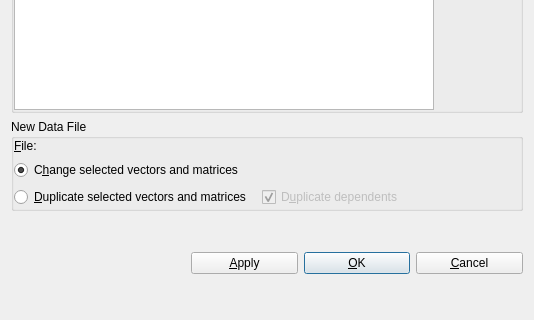
Kst-plot/kst, file src/libkstapp/changefiledialog.ui: the form before one commit; both pictures show x 0 to 534 and y 169 to 489 of the 534 by 489 pixel window.
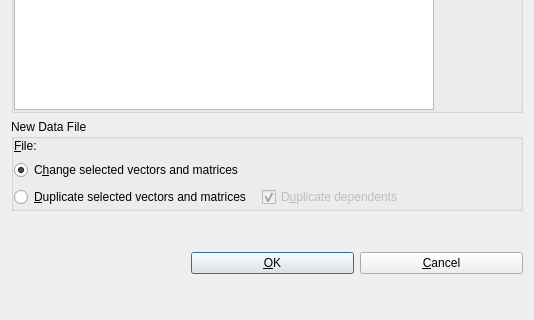
The form after the commit. Custom widgets are drawn as their Qt base class.

What changed in the file:
```diff
--- a/src/libkstapp/changefiledialog.ui
+++ b/src/libkstapp/changefiledialog.ui
@@ -382,16 +382,6 @@
        </property>
       </spacer>
      </item>
-     <item>
-      <widget class="QPushButton" name="_changeFileApply" >
-       <property name="whatsThis" >
-        <string>Apply new source file to selected vectors.</string>
-       </property>
-       <property name="text" >
-        <string>&amp;Apply</string>
-       </property>
-      </widget>
-     </item>
      <item>
       <widget class="QPushButton" name="_changeFileOK" >
        <property name="whatsThis" >
```
Left out of the diff: 5 changed lines with no effect on the pictures.
